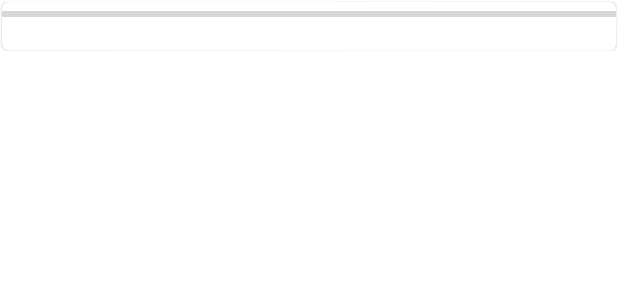
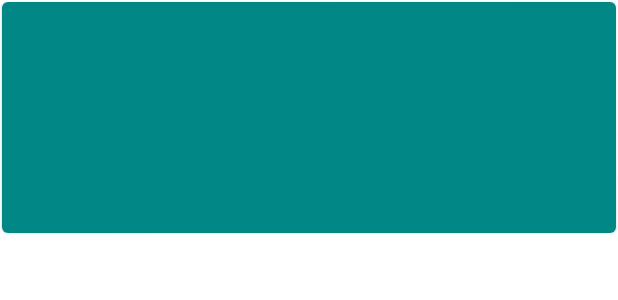
Before and after one commit to austinwark/BetterBox, an Android app: the layout popular_movie_item.xml on its own in the app's theme, with its tools: preview values and no code run, on a phone screen of 412 x 824 dp. Shown: the top 300 px of the screen. Run offline under Robolectric (Android 15) with nearby library versions, the phone set to English and light mode, and no system bars.

```diff
--- a/app/src/main/res/layout/popular_movie_item.xml
+++ b/app/src/main/res/layout/popular_movie_item.xml
@@ -9,16 +9,28 @@
         android:layout_width="match_parent"
         android:layout_height="wrap_content">
 
+        <TextView
+            android:id="@+id/popular_movie_item_title"
+            android:layout_width="match_parent"
+            android:layout_height="154dp"
+            android:background="@color/teal_700"
+            android:textColor="#FFFFFF"
+            android:gravity="center"
+            app:layout_constraintTop_toTopOf="parent"
+            app:layout_constraintBottom_toBottomOf="parent"
+            />
+
         <ImageView
             android:id="@+id/popular_movie_item_thumbnail"
             android:layout_width="match_parent"
-            android:layout_height="wrap_content"
+            android:layout_height="154dp"
             android:adjustViewBounds="true"
             android:scaleType="fitCenter"
             app:layout_constraintTop_toTopOf="parent"
             app:layout_constraintStart_toStartOf="parent"
             app:layout_constraintEnd_toEndOf="parent"
             app:layout_constraintBottom_toBottomOf="parent"
+            android:visibility="invisible"
             />
 
         <ProgressBar
@@ -26,7 +38,8 @@
             android:layout_width="match_parent"
             android:layout_height="wrap_content"
             style="?android:attr/progressBarStyleHorizontal"
-            app:layout_constraintBottom_toBottomOf="@+id/popular_movie_item_thumbnail" />
+            app:layout_constraintBottom_toBottomOf="@+id/popular_movie_item_thumbnail"
+            android:visibility="invisible"/>
 
     </androidx.constraintlayout.widget.ConstraintLayout>
 
```
Also changed, not shown: app/src/main/java/com/sandboxcode/betterbox/activities/PopularMoviesActivity.java (+50 -14 lines), app/src/main/java/com/sandboxcode/betterbox/adapters/PopularMoviesAdapter.java (+39 -9 lines), app/src/main/res/layout/activity_popular_movies.xml (+5 -3 lines), 1 other file.
